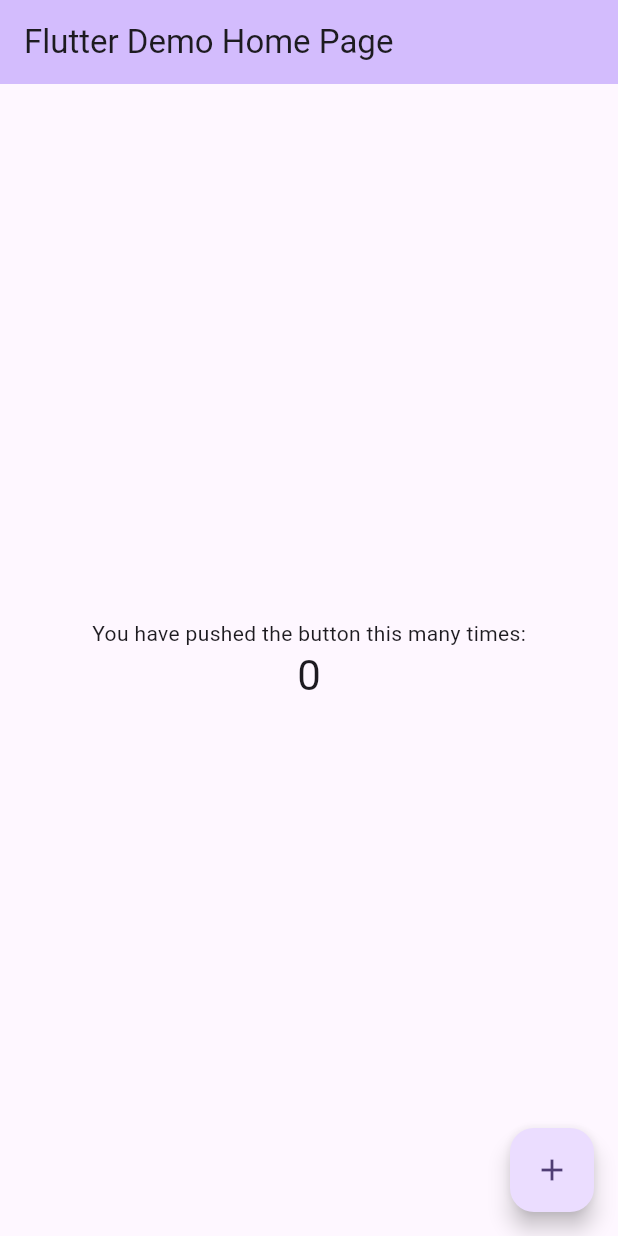
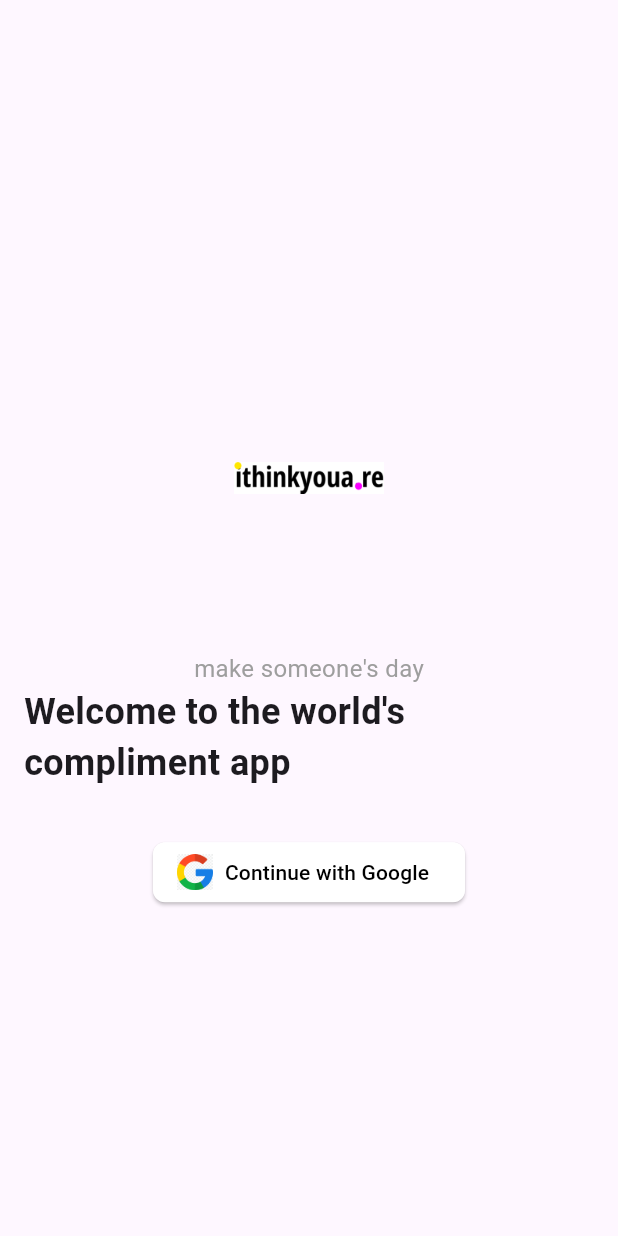
Before and after one commit to bhamshu/ithinkyouare-flutter, a Flutter app: the screen it shows after launch, on a phone screen of 412 x 824 dp. Run offline on Flutter 3.47's test engine with Material 3 defaults, Android fonts, the phone set to English and light mode, and no system bars.

Commit message:
+signup+collect+empty added signup screen, collect compiment screen, and added empty files for other screens

```diff
--- a/lib/main.dart
+++ b/lib/main.dart
@@ -1,125 +1,16 @@
 import 'package:flutter/material.dart';
+import 'package:flutter_app/pages/signup.dart';
+import 'pages/collect_compliment.dart';
 
 void main() {
-  runApp(const MyApp());
+  runApp(MyApp());
 }
 
 class MyApp extends StatelessWidget {
-  const MyApp({super.key});
-
-  // This widget is the root of your application.
   @override
   Widget build(BuildContext context) {
-    return MaterialApp(
-      title: 'Flutter Demo',
-      theme: ThemeData(
-        // This is the theme of your application.
-        //
-        // TRY THIS: Try running your application with "flutter run". You'll see
-        // the application has a purple toolbar. Then, without quitting the app,
-        // try changing the seedColor in the colorScheme below to Colors.green
-        // and then invoke "hot reload" (save your changes or press the "hot
-        // reload" button in a Flutter-supported IDE, or press "r" if you used
-        // the command line to start the app).
-        //
-        // Notice that the counter didn't reset back to zero; the application
-        // state is not lost during the reload. To reset the state, use hot
-        // restart instead.
-        //
-        // This works for code too, not just values: Most code changes can be
-        // tested with just a hot reload.
-        colorScheme: ColorScheme.fromSeed(seedColor: Colors.deepPurple),
-        useMaterial3: true,
-      ),
-      home: const MyHomePage(title: 'Flutter Demo Home Page'),
+    return const MaterialApp(
+      home: SignupPage(),
     );
   }
 }
-
-class MyHomePage extends StatefulWidget {
-  const MyHomePage({super.key, required this.title});
-
-  // This widget is the home page of your application. It is stateful, meaning
-  // that it has a State object (defined below) that contains fields that affect
-  // how it looks.
-
-  // This class is the configuration for the state. It holds the values (in this
-  // case the title) provided by the parent (in this case the App widget) and
-  // used by the build method of the State. Fields in a Widget subclass are
-  // always marked "final".
-
-  final String title;
-
-  @override
-  State<MyHomePage> createState() => _MyHomePageState();
-}
-
-class _MyHomePageState extends State<MyHomePage> {
-  int _counter = 0;
-
-  void _incrementCounter() {
-    setState(() {
-      // This call to setState tells the Flutter framework that something has
-      // changed in this State, which causes it to rerun the build method below
-      // so that the display can reflect the updated values. If we changed
-      // _counter without calling setState(), then the build method would not be
-      // called again, and so nothing would appear to happen.
-      _counter++;
-    });
-  }
-
-  @override
-  Widget build(BuildContext context) {
-    // This method is rerun every time setState is called, for instance as done
-    // by the _incrementCounter method above.
-    //
-    // The Flutter framework has been optimized to make rerunning build methods
-    // fast, so that you can just rebuild anything that needs updating rather
-    // than having to individually change instances of widgets.
-    return Scaffold(
-      appBar: AppBar(
-        // TRY THIS: Try changing the color here to a specific color (to
-        // Colors.amber, perhaps?) and trigger a hot reload to see the AppBar
-        // change color while the other colors stay the same.
-        backgroundColor: Theme.of(context).colorScheme.inversePrimary,
-        // Here we take the value from the MyHomePage object that was created by
-        // the App.build method, and use it to set our appbar title.
-        title: Text(widget.title),
-      ),
-      body: Center(
-        // Center is a layout widget. It takes a single child and positions it
-        // in the middle of the parent.
-        child: Column(
-          // Column is also a layout widget. It takes a list of children and
-          // arranges them vertically. By default, it sizes itself to fit its
-          // children horizontally, and tries to be as tall as its parent.
-          //
-          // Column has various properties to control how it sizes itself and
-          // how it positions its children. Here we use mainAxisAlignment to
-          // center the children vertically; the main axis here is the vertical
-          // axis because Columns are vertical (the cross axis would be
-          // horizontal).
-          //
-          // TRY THIS: Invoke "debug painting" (choose the "Toggle Debug Paint"
-          // action in the IDE, or press "p" in the console), to see the
-          // wireframe for each widget.
-          mainAxisAlignment: MainAxisAlignment.center,
-          children: <Widget>[
-            const Text(
-              'You have pushed the button this many times:',
-            ),
-            Text(
-              '$_counter',
-              style: Theme.of(context).textTheme.headlineMedium,
-            ),
-          ],
-        ),
-      ),
-      floatingActionButton: FloatingActionButton(
-        onPressed: _incrementCounter,
-        tooltip: 'Increment',
-        child: const Icon(Icons.add),
-      ), // This trailing comma makes auto-formatting nicer for build methods.
-    );
-  }
-}
--- /dev/null
+++ b/lib/pages/signup.dart
@@ -0,0 +1,59 @@
+import 'package:flutter/material.dart';
+
+class SignupPage extends StatelessWidget {
+  const SignupPage({super.key});
+
+  @override
+  Widget build(BuildContext context) {
+    return Scaffold(
+      body: Padding(
+        padding: const EdgeInsets.all(16.0),
+        child: Column(
+          mainAxisAlignment: MainAxisAlignment.center,
+          children: [
+            // Logo
+            Image.asset(
+              'assets/logo.png',
+              width: 100.0,
+              height: 200.0,
+            ),
+
+            const SizedBox(height: 16.0), // Add some spacing
+
+            const Text(
+              'make someone\'s day',
+              style: TextStyle(fontSize: 16.0, color: Colors.grey),
+            ),
+
+            const Text(
+              "Welcome to the world's compliment app",
+              style: TextStyle(fontSize: 24.0, fontWeight: FontWeight.bold),
+            ),
+
+            const SizedBox(height: 32.0), // Add more spacing
+
+            // Continue with Google button
+            ElevatedButton.icon(
+              onPressed: () {
+                // Add your Google sign-in logic here
+              },
+              icon: Image.asset(
+                'assets/google_logo.png',
+                width: 24.0,
+                height: 24.0,
+              ),
+              label: const Text('Continue with Google'),
+              style: ElevatedButton.styleFrom(
+                backgroundColor: Colors.white,
+                foregroundColor: Colors.black,
+                shape: RoundedRectangleBorder(
+                  borderRadius: BorderRadius.circular(8.0),
+                ),
+              ),
+            ),
+          ],
+        ),
+      ),
+    );
+  }
+}
```
Also changed, not shown: lib/pages/collect_compliment.dart (added, +153 -0 lines), pubspec.yaml (+4 -3 lines), assets/google_logo.png (added), assets/logo.png (added), lib/pages/dashboard/connection_s_dashboard.dart (added), lib/pages/dashboard/expanded_cues.dart (added), lib/pages/dashboard/your_dashboard.dart (added), lib/pages/send/compliment_sent.dart (added), lib/pages/send/send_compliment.dart (added), lib/pages/send/share_screen.dart (added), pubspec.lock, 1 other file.
